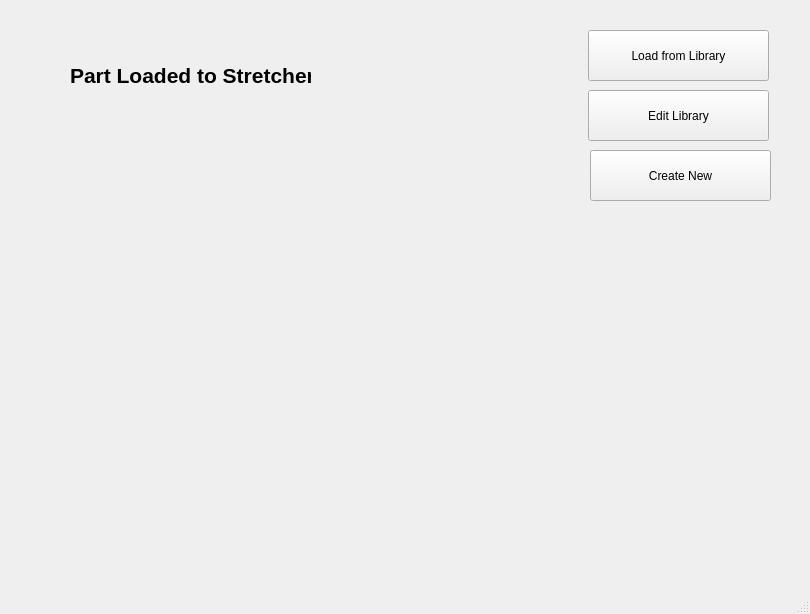
This is HomePage.ui in nlinthacum/SeniorDesignGUI as Qt 5 draws it before an edit. The edited form follows.
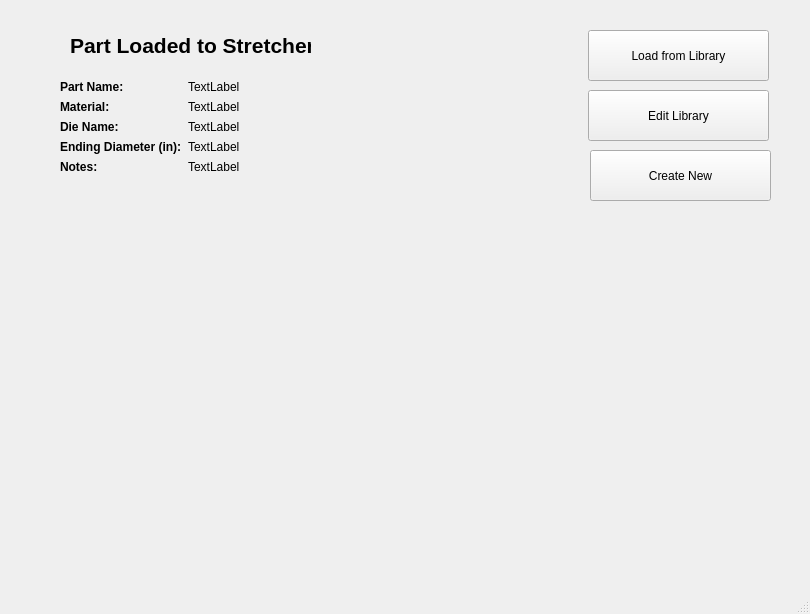
This is the edited form.

Commit message: loads part and shows it loaded on main page

What changed in the file:
```diff
--- a/HomePage.ui
+++ b/HomePage.ui
@@ -57,7 +57,7 @@
     <property name="geometry">
      <rect>
       <x>70</x>
-      <y>50</y>
+      <y>20</y>
       <width>241</width>
       <height>51</height>
      </rect>
@@ -73,6 +73,118 @@
      <string>Part Loaded to Stretcher</string>
     </property>
    </widget>
+   <widget class="QWidget" name="formLayoutWidget">
+    <property name="geometry">
+     <rect>
+      <x>60</x>
+      <y>80</y>
+      <width>351</width>
+      <height>191</height>
+     </rect>
+    </property>
+    <layout class="QFormLayout" name="formLayout">
+     <item row="0" column="0">
+      <widget class="QLabel" name="label_2">
+       <property name="font">
+        <font>
+         <weight>75</weight>
+         <bold>true</bold>
+        </font>
+       </property>
+       <property name="text">
+        <string>Part Name:</string>
+       </property>
+      </widget>
+     </item>
+     <item row="1" column="0">
+      <widget class="QLabel" name="label_3">
+       <property name="font">
+        <font>
+         <weight>75</weight>
+         <bold>true</bold>
+        </font>
+       </property>
+       <property name="text">
+        <string>Material:</string>
+       </property>
+      </widget>
+     </item>
+     <item row="2" column="0">
+      <widget class="QLabel" name="label_4">
+       <property name="font">
+        <font>
+         <weight>75</weight>
+         <bold>true</bold>
+        </font>
+       </property>
+       <property name="text">
+        <string>Die Name:</string>
+       </property>
+      </widget>
+     </item>
+     <item row="3" column="0">
+      <widget class="QLabel" name="label_5">
+       <property name="font">
+        <font>
+         <weight>75</weight>
+         <bold>true</bold>
+        </font>
+       </property>
+       <property name="text">
+        <string>Ending Diameter (in):</string>
+       </property>
+      </widget>
+     </item>
+     <item row="4" column="0">
+      <widget class="QLabel" name="label_6">
+       <property name="font">
+        <font>
+         <weight>75</weight>
+         <bold>true</bold>
+        </font>
+       </property>
+       <property name="text">
+        <string>Notes:</string>
+       </property>
+      </widget>
+     </item>
+     <item row="0" column="1">
+      <widget class="QLabel" name="part_label">
+       <property name="text">
+        <string>TextLabel</string>
+       </property>
+      </widget>
+     </item>
+     <item row="1" column="1">
+      <widget class="QLabel" name="material_label">
+       <property name="text">
+        <string>TextLabel</string>
+       </property>
+      </widget>
+     </item>
+     <item row="2" column="1">
+      <widget class="QLabel" name="die_label">
+       <property name="text">
+        <string>TextLabel</string>
+       </property>
+      </widget>
+     </item>
+     <item row="3" column="1">
+      <widget class="QLabel" name="diameter_label">
+       <property name="text">
+        <string>TextLabel</string>
+       </property>
+      </widget>
+     </item>
+     <item row="4" column="1">
+      <widget class="QLabel" name="notes_label">
+       <property name="text">
+        <string>TextLabel</string>
+       </property>
+      </widget>
+     </item>
+    </layout>
+   </widget>
   </widget>
   <widget class="QMenuBar" name="menubar">
    <property name="geometry">
```
The commit also changes 3 other files.
